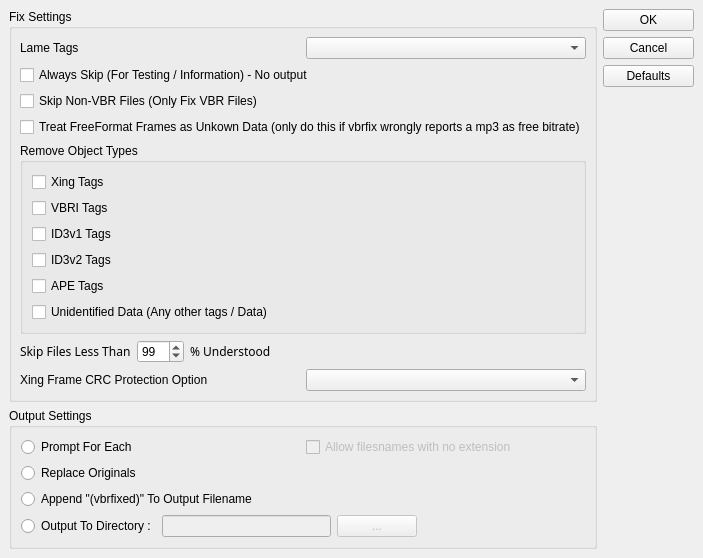
First picture: the form in QtFixer/settings.ui, repository fidget77/vbrfix, before the edit.
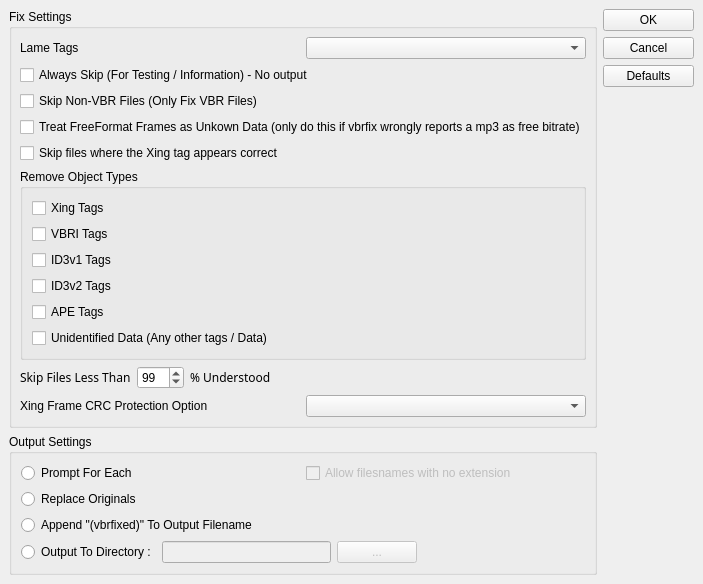
Second picture: the form after the edit.

Commit message: Add option to check old Xing Tag is OK

The edit to the form file:
```diff
--- a/QtFixer/settings.ui
+++ b/QtFixer/settings.ui
@@ -9,7 +9,7 @@
     <x>0</x>
     <y>0</y>
     <width>662</width>
-    <height>492</height>
+    <height>547</height>
    </rect>
   </property>
   <property name="windowTitle" >
@@ -33,9 +33,7 @@
      <item>
       <widget class="QGroupBox" name="addVbrTagToNonVbr" >
        <property name="sizePolicy" >
-        <sizepolicy>
-         <hsizetype>5</hsizetype>
-         <vsizetype>5</vsizetype>
+        <sizepolicy vsizetype="Preferred" hsizetype="Preferred" >
          <horstretch>0</horstretch>
          <verstretch>0</verstretch>
         </sizepolicy>
@@ -104,6 +102,13 @@
           </property>
          </widget>
         </item>
+        <item>
+         <widget class="QCheckBox" name="skipCorrectXing" >
+          <property name="text" >
+           <string>Skip files where the Xing tag appears correct</string>
+          </property>
+         </widget>
+        </item>
         <item>
          <layout class="QHBoxLayout" >
           <property name="margin" >
```
Left out of the diff: 87 changed lines with no effect on the pictures. The commit also changes 9 other files.
